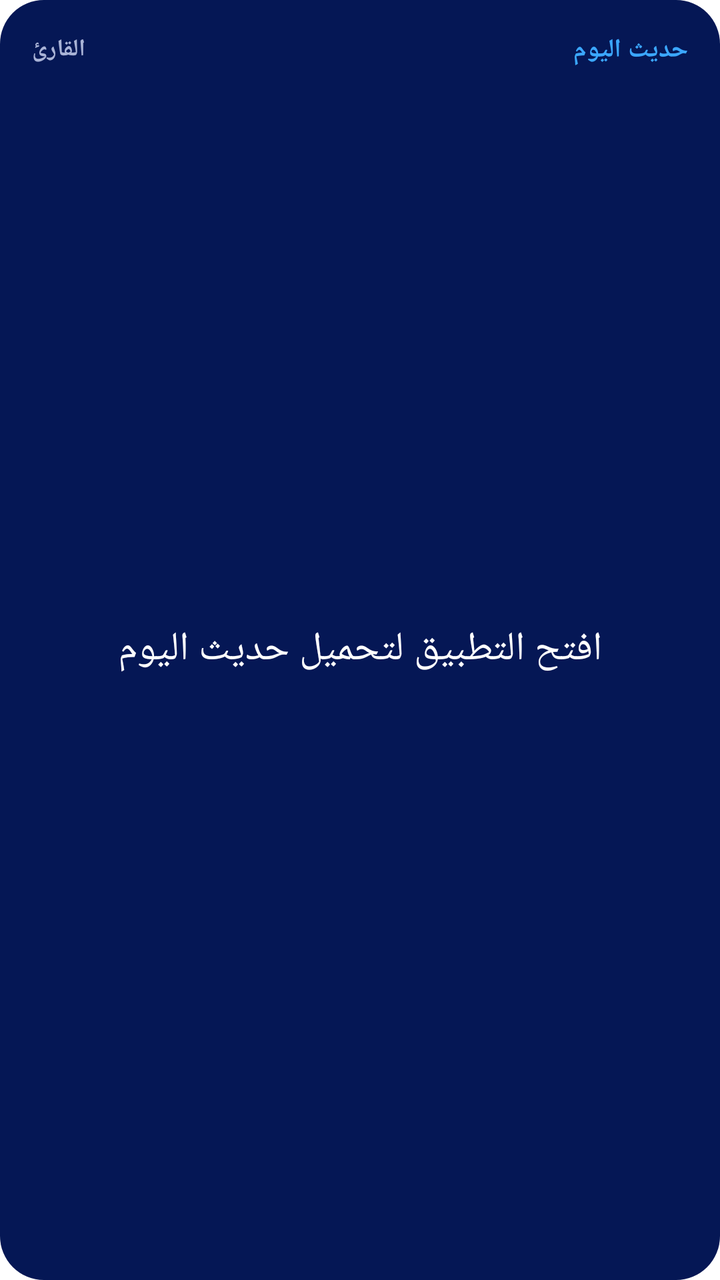
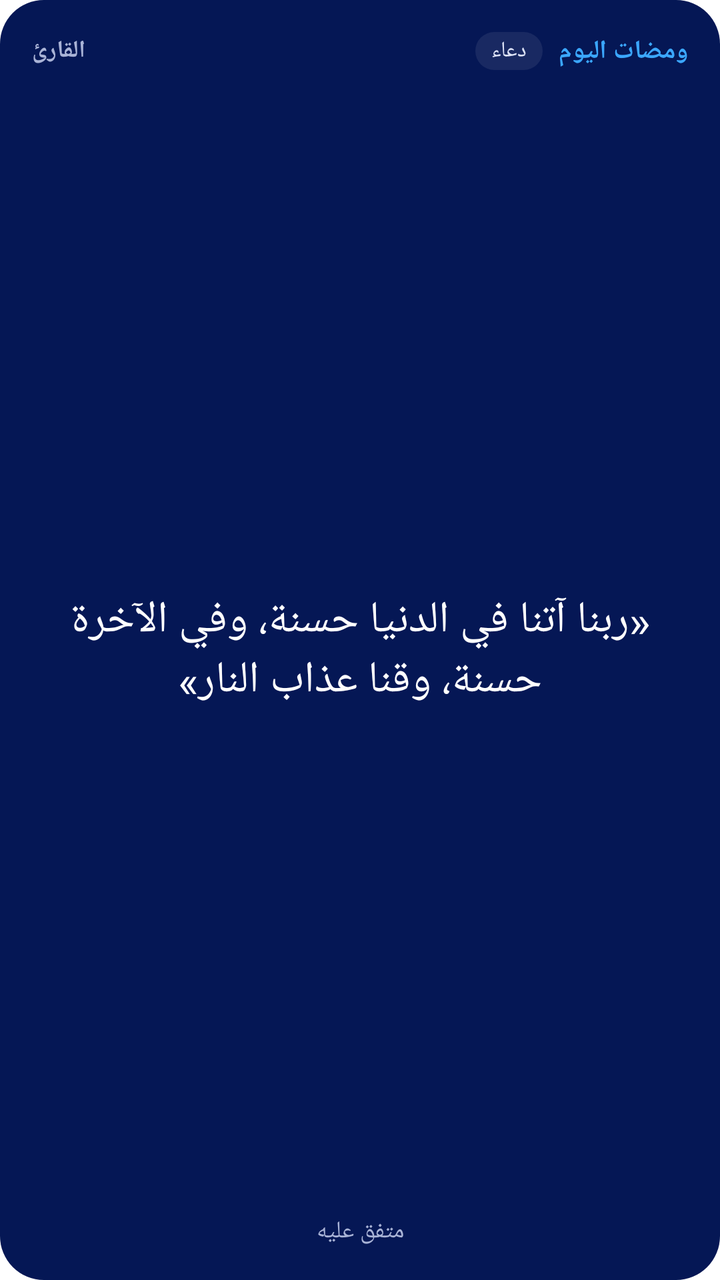

Compare the two renders of this Android layout. The source of the first and the diff that turns it into the second are given below.
<!-- AndroidManifest.xml: fallback theme Theme.MaterialComponents.DayNight.NoActionBar -->
<!-- res/layout/widget_daily.xml -->
<?xml version="1.0" encoding="utf-8"?>
<LinearLayout xmlns:android="http://schemas.android.com/apk/res/android"
    android:id="@+id/widget_root"
    android:layout_width="match_parent"
    android:layout_height="match_parent"
    android:background="@drawable/widget_bg"
    android:layoutDirection="rtl"
    android:orientation="vertical"
    android:padding="16dp">

    <LinearLayout
        android:layout_width="match_parent"
        android:layout_height="wrap_content"
        android:gravity="center_vertical"
        android:orientation="horizontal">

        <TextView
            android:id="@+id/daily_label"
            android:layout_width="0dp"
            android:layout_height="wrap_content"
            android:layout_weight="1"
            android:text="حديث اليوم"
            android:textColor="#3BA7FF"
            android:textSize="13sp"
            android:textStyle="bold" />

        <TextView
            android:layout_width="wrap_content"
            android:layout_height="wrap_content"
            android:text="القارئ"
            android:textColor="#A9B3D6"
            android:textSize="12sp"
            android:textStyle="bold" />
    </LinearLayout>

    
    <TextView
        android:id="@+id/daily_text"
        android:layout_width="match_parent"
        android:layout_height="0dp"
        android:layout_weight="1"
        android:layout_marginTop="8dp"
        android:autoSizeMaxTextSize="20sp"
        android:autoSizeMinTextSize="11sp"
        android:autoSizeStepGranularity="1sp"
        android:autoSizeTextType="uniform"
        android:gravity="center"
        android:text="افتح التطبيق لتحميل حديث اليوم"
        android:textColor="#FFFFFF" />

    <TextView
        android:id="@+id/daily_source"
        android:layout_width="match_parent"
        android:layout_height="wrap_content"
        android:gravity="center"
        android:textColor="#A9B3D6"
        android:textSize="12sp" />
</LinearLayout>
<!-- resources referenced by this layout -->
<resources>
  <!-- drawable widget_bg (drawable) -->
  <?xml version="1.0" encoding="utf-8"?>
  <shape xmlns:android="http://schemas.android.com/apk/res/android" android:shape="rectangle">
      <solid android:color="#051755" />
      <corners android:radius="22dp" />
  </shape>
</resources>

<!-- the commit's change to res/layout/widget_daily.xml (unified diff, before → after) -->
@@ -15,14 +15,31 @@
         android:orientation="horizontal">
 
         <TextView
-            android:id="@+id/daily_label"
-            android:layout_width="0dp"
+            android:layout_width="wrap_content"
             android:layout_height="wrap_content"
-            android:layout_weight="1"
-            android:text="حديث اليوم"
+            android:text="ومضات اليوم"
             android:textColor="#3BA7FF"
             android:textSize="13sp"
             android:textStyle="bold" />
+
+        <TextView
+            android:id="@+id/daily_type"
+            android:layout_width="wrap_content"
+            android:layout_height="wrap_content"
+            android:layout_marginStart="8dp"
+            android:background="@drawable/widget_chip"
+            android:paddingStart="8dp"
+            android:paddingTop="2dp"
+            android:paddingEnd="8dp"
+            android:paddingBottom="2dp"
+            android:text="دعاء"
+            android:textColor="#DDE3F7"
+            android:textSize="11sp" />
+
+        <View
+            android:layout_width="0dp"
+            android:layout_height="1dp"
+            android:layout_weight="1" />
 
         <TextView
             android:layout_width="wrap_content"
@@ -40,12 +57,12 @@
         android:layout_height="0dp"
         android:layout_weight="1"
         android:layout_marginTop="8dp"
-        android:autoSizeMaxTextSize="20sp"
+        android:autoSizeMaxTextSize="22sp"
         android:autoSizeMinTextSize="11sp"
         android:autoSizeStepGranularity="1sp"
         android:autoSizeTextType="uniform"
         android:gravity="center"
-        android:text="افتح التطبيق لتحميل حديث اليوم"
+        android:text="«ربنا آتنا في الدنيا حسنة، وفي الآخرة حسنة، وقنا عذاب النار»"
         android:textColor="#FFFFFF" />
 
     <TextView
@@ -53,6 +70,7 @@
         android:layout_width="match_parent"
         android:layout_height="wrap_content"
         android:gravity="center"
+        android:text="متفق عليه"
         android:textColor="#A9B3D6"
         android:textSize="12sp" />
 </LinearLayout>
<!-- resource entries referenced after the edit -->
@@ -6,5 +6,11 @@
       <solid android:color="#051755" />
       <corners android:radius="22dp" />
   </shape>
+  <!-- drawable widget_chip (drawable) -->
+  <?xml version="1.0" encoding="utf-8"?>
+  <shape xmlns:android="http://schemas.android.com/apk/res/android" android:shape="rectangle">
+      <solid android:color="#14FFFFFF" />
+      <corners android:radius="12dp" />
+  </shape>
 </resources>
 
